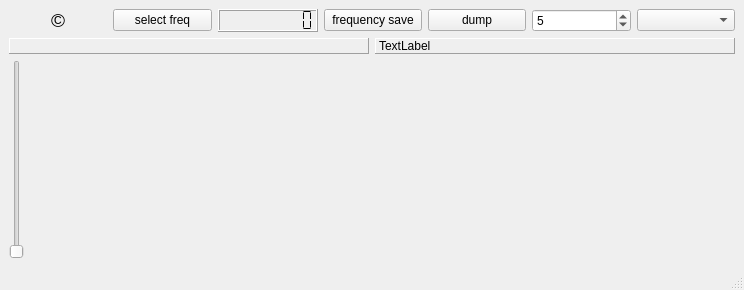
This is newradio.ui in JvanKatwijk/drm-receiver as Qt 5 draws it before an edit. The edited form follows.
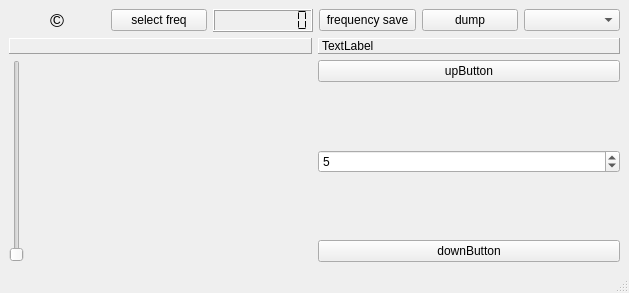
This is the edited form. Custom widgets are drawn as their Qt base class.

```diff
--- a/newradio.ui
+++ b/newradio.ui
@@ -6,15 +6,15 @@
    <rect>
     <x>0</x>
     <y>0</y>
-    <width>744</width>
-    <height>290</height>
+    <width>629</width>
+    <height>293</height>
    </rect>
   </property>
   <property name="windowTitle">
    <string>drm-radio</string>
   </property>
   <widget class="QWidget" name="centralwidget">
-   <layout class="QVBoxLayout" name="verticalLayout">
+   <layout class="QVBoxLayout" name="verticalLayout_2">
     <item>
      <layout class="QHBoxLayout" name="horizontalLayout">
       <item>
@@ -75,16 +75,6 @@
         </property>
        </widget>
       </item>
-      <item>
-       <widget class="QSpinBox" name="mouse_Inc">
-        <property name="toolTip">
-         <string>&lt;html&gt;&lt;head/&gt;&lt;body&gt;&lt;p&gt;Mouse Increment. The amount of Hz that will change when moving the mousewheel is set here.&lt;/p&gt;&lt;/body&gt;&lt;/html&gt;</string>
-        </property>
-        <property name="value">
-         <number>5</number>
-        </property>
-       </widget>
-      </item>
       <item>
        <widget class="QComboBox" name="streamOutSelector">
         <property name="toolTip">
@@ -125,6 +115,8 @@
      </layout>
     </item>
     <item>
+     <layout class="QHBoxLayout" name="horizontalLayout_4">
+      <item>
      <layout class="QHBoxLayout" name="horizontalLayout_3">
       <item>
        <widget class="QSlider" name="hfScopeSlider">
@@ -145,6 +137,62 @@
          <string>&lt;html&gt;&lt;head/&gt;&lt;body&gt;&lt;p&gt;Main Spectrum Window. This window shows the spectrum of the signal arriving from the selected input device, decimated to the selected inputrate.&lt;/p&gt;&lt;/body&gt;&lt;/html&gt;</string>
         </property>
        </widget>
+        </item>
+       </layout>
+      </item>
+      <item>
+       <layout class="QVBoxLayout" name="verticalLayout">
+        <item>
+         <widget class="QPushButton" name="upButton">
+          <property name="text">
+           <string>upButton</string>
+          </property>
+         </widget>
+        </item>
+        <item>
+         <spacer name="verticalSpacer">
+          <property name="orientation">
+           <enum>Qt::Orientation::Vertical</enum>
+          </property>
+          <property name="sizeHint" stdset="0">
+           <size>
+            <width>20</width>
+            <height>38</height>
+           </size>
+          </property>
+         </spacer>
+        </item>
+        <item>
+         <widget class="QSpinBox" name="mouse_Inc">
+          <property name="toolTip">
+           <string>&lt;html&gt;&lt;head/&gt;&lt;body&gt;&lt;p&gt;Mouse Increment. The amount of Hz that will change when moving the mousewheel is set here.&lt;/p&gt;&lt;/body&gt;&lt;/html&gt;</string>
+          </property>
+          <property name="value">
+           <number>5</number>
+          </property>
+         </widget>
+        </item>
+        <item>
+         <spacer name="verticalSpacer_2">
+          <property name="orientation">
+           <enum>Qt::Orientation::Vertical</enum>
+          </property>
+          <property name="sizeHint" stdset="0">
+           <size>
+            <width>20</width>
+            <height>18</height>
+           </size>
+          </property>
+         </spacer>
+        </item>
+        <item>
+         <widget class="QPushButton" name="downButton">
+          <property name="text">
+           <string>downButton</string>
+          </property>
+         </widget>
+        </item>
+       </layout>
       </item>
      </layout>
     </item>
```
Left out of the diff: 14 changed lines with no effect on the pictures. Lines whose indentation alone changed are shown as unchanged.
